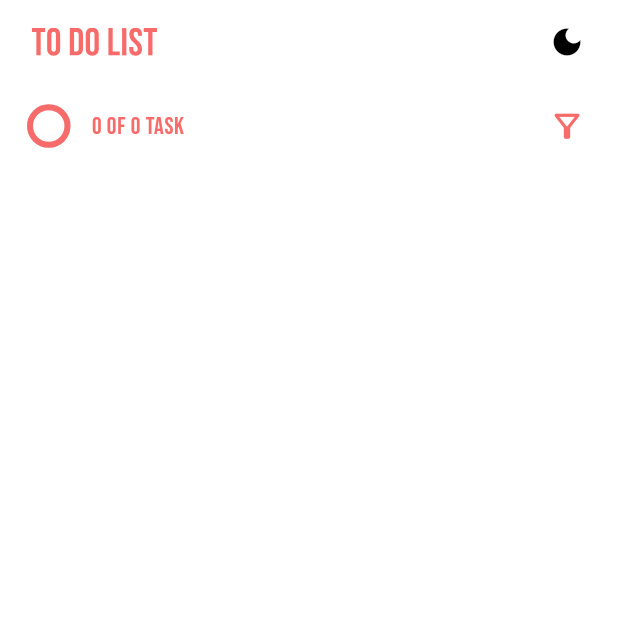
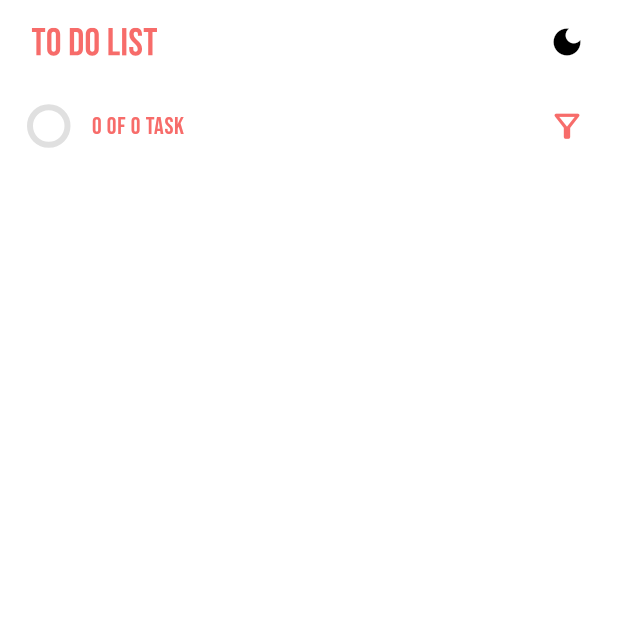
Before and after one commit to hassankhalid2239/todo_list_app, a Flutter app: the screen it shows after launch, on a phone screen of 412 x 824 dp, the top half of it. Run offline on Flutter 3.47's test engine with Material 3 defaults, Android fonts, the phone set to English and light mode, and no system bars; our stand-ins replace flutter_svg, get, google_fonts, shared_preferences, sqflite; accounts and stored records are empty.

Commit message:
All Done Except
All Done Except Notification and theme value storing

```diff
--- a/lib/View/home_screen.dart
+++ b/lib/View/home_screen.dart
@@ -68,15 +68,19 @@ class HomeScreen extends StatelessWidget {
                     height: 25,
                     width: 25,
                     child: Obx(() {
-                      return MyCircularProgressBar(
-                        totalTasks: _taskController.taskList.length.toDouble(),
-                        completedTasks: _taskController.ct.toDouble(),
-                      );
+                      if(_taskController.taskList.length!=0){
+                        return MyCircularProgressBar(
+                          totalTasks: _taskController.taskList.length.toDouble(),
+                          completedTasks: _taskController.ct.toDouble(),
+                        );
+                      }else{
+                        return CircularProgressIndicator(
+                          value: 0,
+                          backgroundColor: Colors.grey[300],
+                          valueColor: AlwaysStoppedAnimation<Color>(Theme.of(context).primaryColor),
+                        );
+                      }
                     })),
-                // leading: SvgPicture.asset(
-                //   'assets/svg/logo.svg',
-                //   colorFilter: ColorFilter.mode(Theme.of(context).colorScheme.onPrimary, BlendMode.srcIn),
-                // ),
                 title: Obx(() {
                   return Text(
                     '${_taskController.completedTask == 0 ? 0 : _taskController.completedTask} of ${_taskController.taskList.length} task',
```
